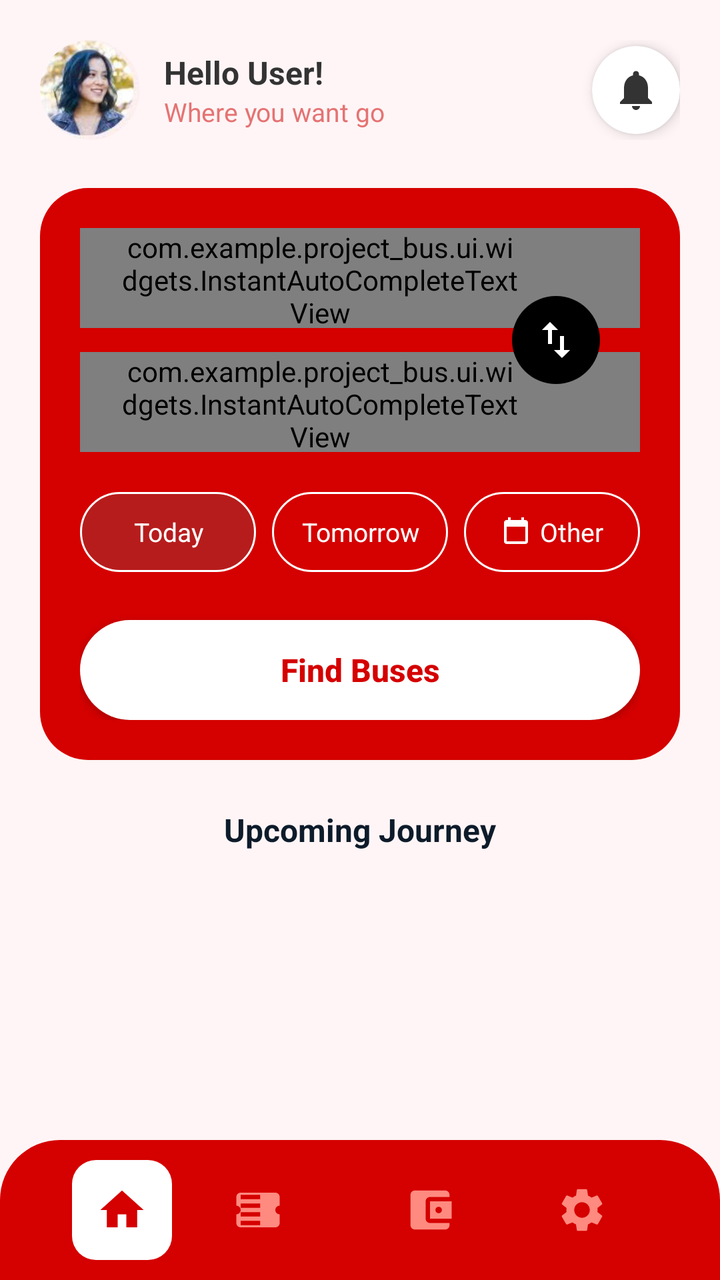
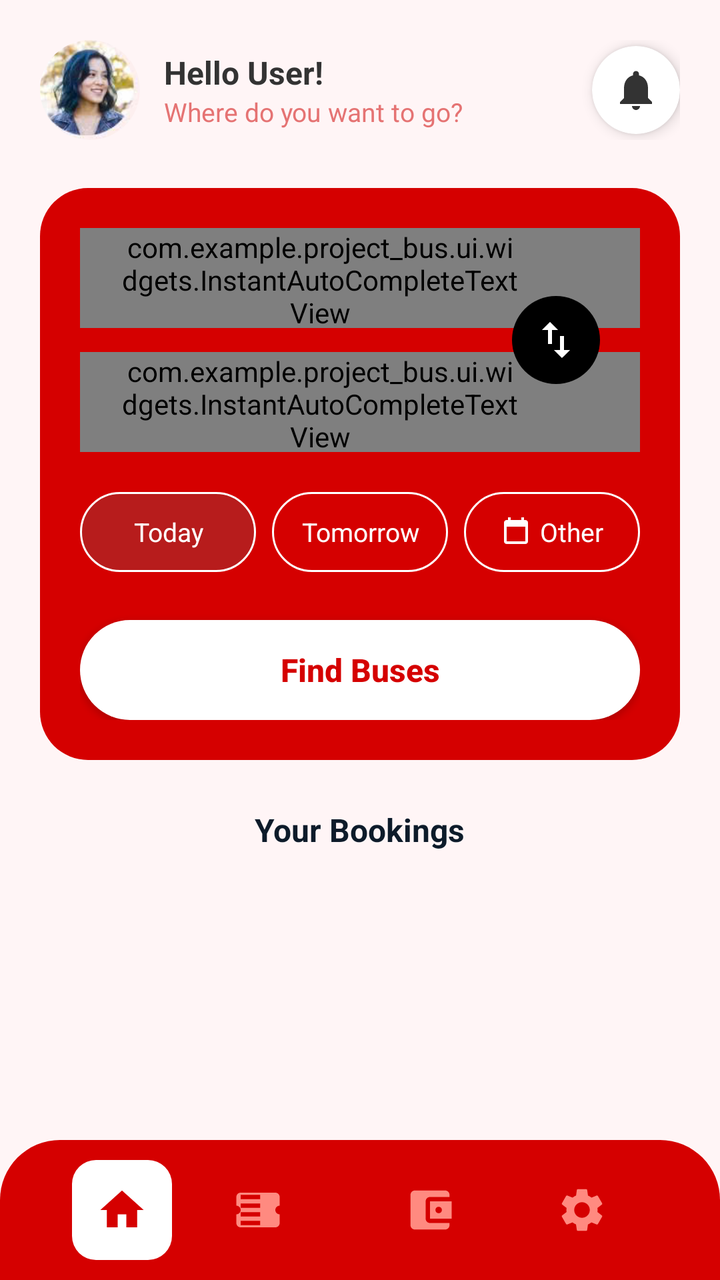

Before-and-after screenshots of an Android layout around one commit, followed by the original layout XML and the change that was made.
<!-- AndroidManifest.xml: application theme Theme.Project_Bus -->
<!-- res/layout/activity_home.xml -->
<?xml version="1.0" encoding="utf-8"?>
<RelativeLayout xmlns:android="http://schemas.android.com/apk/res/android"
    xmlns:app="http://schemas.android.com/apk/res-auto"
    xmlns:tools="http://schemas.android.com/tools"
    android:id="@+id/main"
    android:layout_width="match_parent"
    android:layout_height="match_parent"
    android:background="#FFF5F6">

    <ScrollView
        android:layout_width="match_parent"
        android:layout_height="match_parent"
        android:layout_above="@+id/bottomNav"
        android:fillViewport="true">

        <LinearLayout
            android:layout_width="match_parent"
            android:layout_height="wrap_content"
            android:orientation="vertical"
            android:padding="20dp">

            <LinearLayout
                android:layout_width="match_parent"
                android:layout_height="wrap_content"
                android:layout_marginBottom="24dp"
                android:gravity="center_vertical"
                android:orientation="horizontal">

                <androidx.cardview.widget.CardView
                    android:layout_width="50dp"
                    android:layout_height="50dp"
                    app:cardCornerRadius="25dp"
                    app:cardElevation="0dp">
                    <ImageView
                        android:layout_width="match_parent"
                        android:layout_height="match_parent"
                        android:scaleType="centerCrop"
                        android:src="@drawable/user_avatar" />
                </androidx.cardview.widget.CardView>

                <LinearLayout
                    android:layout_width="0dp"
                    android:layout_height="wrap_content"
                    android:layout_marginStart="12dp"
                    android:layout_weight="1"
                    android:orientation="vertical">
                    <TextView
                        android:id="@+id/tvUserName"
                        android:layout_width="wrap_content"
                        android:layout_height="wrap_content"
                        android:text="Hello User!"
                        android:textColor="#333"
                        android:textSize="16sp"
                        android:textStyle="bold" />
                    <TextView
                        android:layout_width="wrap_content"
                        android:layout_height="wrap_content"
                        android:text="Where you want go"
                        android:textColor="#E57373"
                        android:textSize="13sp" />
                </LinearLayout>

                <androidx.cardview.widget.CardView
                    android:layout_width="44dp"
                    android:layout_height="44dp"
                    app:cardCornerRadius="22dp"
                    app:cardElevation="4dp"
                    app:cardBackgroundColor="#FFFFFF">
                    
                    <ImageView
                        android:layout_width="24dp"
                        android:layout_height="24dp"
                        android:layout_gravity="center"
                        android:src="@drawable/ic_notification"
                        app:tint="#333333" />
                </androidx.cardview.widget.CardView>
            </LinearLayout>

            <androidx.constraintlayout.widget.ConstraintLayout
                android:layout_width="match_parent"
                android:layout_height="wrap_content"
                android:background="@drawable/bg_home_card"
                android:padding="20dp">

                <com.example.project_bus.ui.widgets.InstantAutoCompleteTextView
                    android:id="@+id/etFrom"
                    android:layout_width="match_parent"
                    android:layout_height="50dp"
                    android:background="@drawable/bg_input_white"
                    android:hint="Boarding From"
                    android:paddingStart="20dp"
                    android:paddingEnd="60dp"
                    android:textSize="14sp"
                    android:inputType="textCapSentences"
                    app:layout_constraintTop_toTopOf="parent"
                    app:layout_constraintStart_toStartOf="parent" />

                <com.example.project_bus.ui.widgets.InstantAutoCompleteTextView
                    android:id="@+id/etTo"
                    android:layout_width="match_parent"
                    android:layout_height="50dp"
                    android:layout_marginTop="12dp"
                    android:background="@drawable/bg_input_white"
                    android:hint="Where are you going?"
                    android:paddingStart="20dp"
                    android:paddingEnd="60dp"
                    android:textSize="14sp"
                    android:inputType="textCapSentences"
                    app:layout_constraintTop_toBottomOf="@id/etFrom"
                    app:layout_constraintStart_toStartOf="parent" />

                <ImageButton
                    android:id="@+id/btnSwap"
                    android:layout_width="44dp"
                    android:layout_height="44dp"
                    android:background="@drawable/bg_swap_circle"
                    android:src="@drawable/ic_swap_vertical"
                    android:padding="10dp"
                    android:elevation="10dp"
                    android:outlineProvider="none"
                    app:tint="#FFFFFF"
                    
                    app:layout_constraintTop_toBottomOf="@id/etFrom"
                    app:layout_constraintBottom_toTopOf="@id/etTo"
                    app:layout_constraintEnd_toEndOf="@id/etFrom"
                    
                    android:layout_marginEnd="20dp" />

                <LinearLayout
                    android:id="@+id/rowDate"
                    android:layout_width="match_parent"
                    android:layout_height="wrap_content"
                    android:orientation="horizontal"
                    android:layout_marginTop="20dp"
                    app:layout_constraintTop_toBottomOf="@id/etTo">

                    <TextView
                        android:id="@+id/btnToday"
                        android:layout_width="0dp"
                        android:layout_weight="1"
                        android:layout_height="40dp"
                        android:background="@drawable/bg_date_btn_selected"
                        android:gravity="center"
                        android:text="Today"
                        android:textColor="#FFF"
                        android:textSize="13sp"
                        android:layout_marginEnd="8dp"/>

                    <TextView
                        android:id="@+id/btnTomorrow"
                        android:layout_width="0dp"
                        android:layout_weight="1"
                        android:layout_height="40dp"
                        android:background="@drawable/bg_date_btn_unselected"
                        android:gravity="center"
                        android:text="Tomorrow"
                        android:textColor="#FFF"
                        android:textSize="13sp"
                        android:layout_marginEnd="8dp"/>

                    <LinearLayout
                        android:id="@+id/btnOtherDate"
                        android:layout_width="0dp"
                        android:layout_weight="1"
                        android:layout_height="40dp"
                        android:background="@drawable/bg_date_btn_unselected"
                        android:gravity="center"
                        android:orientation="horizontal">
                        <ImageView
                            android:layout_width="16dp"
                            android:layout_height="16dp"
                            android:src="@drawable/ic_calendar"
                            app:tint="#FFF"/>
                        <TextView
                            android:id="@+id/tvOtherDateText"
                            android:layout_width="wrap_content"
                            android:layout_height="wrap_content"
                            android:text="Other"
                            android:layout_marginStart="4dp"
                            android:textColor="#FFF"
                            android:textSize="13sp"/>
                    </LinearLayout>
                </LinearLayout>

                <androidx.appcompat.widget.AppCompatButton
                    android:id="@+id/btnSearch"
                    android:layout_width="match_parent"
                    android:layout_height="50dp"
                    android:layout_marginTop="24dp"
                    android:background="@drawable/bg_btn_find_bus"
                    android:text="Find Buses"
                    android:textAllCaps="false"
                    android:textColor="#D50000"
                    android:textStyle="bold"
                    android:textSize="16sp"
                    app:layout_constraintTop_toBottomOf="@id/rowDate"/>
            </androidx.constraintlayout.widget.ConstraintLayout>

            <TextView
                android:layout_width="wrap_content"
                android:layout_height="wrap_content"
                android:layout_gravity="center"
                android:layout_marginTop="24dp"
                android:layout_marginBottom="16dp"
                android:text="Upcoming Journey"
                android:textColor="#0D1B2A"
                android:textSize="16sp"
                android:textStyle="bold" />

            <androidx.recyclerview.widget.RecyclerView
                android:id="@+id/rvBookings"
                android:layout_width="match_parent"
                android:layout_height="wrap_content"
                android:nestedScrollingEnabled="false"
                tools:listitem="@layout/item_booking"/>

            <TextView
                android:id="@+id/tvNoUpcoming"
                android:layout_width="match_parent"
                android:layout_height="wrap_content"
                android:text="No upcoming journeys booked."
                android:gravity="center"
                android:visibility="gone"
                android:textColor="#777"
                android:padding="20dp"/>

        </LinearLayout>
    </ScrollView>

    <LinearLayout
        android:id="@+id/bottomNav"
        android:layout_width="match_parent"
        android:layout_height="70dp"
        android:layout_alignParentBottom="true"
        android:background="@drawable/bg_bottom_nav"
        android:gravity="center"
        android:orientation="horizontal">
        <FrameLayout android:layout_width="50dp" android:layout_height="50dp" android:background="@drawable/bg_input_white">
            <ImageView android:layout_width="26dp" android:layout_height="26dp" android:layout_gravity="center" android:src="@drawable/ic_home" app:tint="#D50000" />
        </FrameLayout>
        <ImageView android:id="@+id/navTicket" android:layout_width="26dp" android:layout_height="26dp" android:layout_marginHorizontal="30dp" android:src="@drawable/ic_ticket" app:tint="#FF8A80" />
        <ImageView android:id="@+id/navWallet" android:layout_width="26dp" android:layout_height="26dp" android:layout_marginHorizontal="30dp" android:src="@drawable/ic_wallet" app:tint="#FF8A80" />
        <ImageView android:id="@+id/navSettings" android:layout_width="26dp" android:layout_height="26dp" android:layout_marginHorizontal="20dp" android:src="@drawable/ic_settings" app:tint="#FF8A80" />
    </LinearLayout>
</RelativeLayout>
<!-- res/layout/item_booking.xml (included above) -->
<?xml version="1.0" encoding="utf-8"?>
<androidx.cardview.widget.CardView xmlns:android="http://schemas.android.com/apk/res/android"
    android:layout_width="match_parent"
    android:layout_height="wrap_content"
    android:layout_marginBottom="16dp"
    android:layout_marginHorizontal="4dp"
    xmlns:app="http://schemas.android.com/apk/res-auto"
    app:cardCornerRadius="16dp"
    app:cardElevation="4dp"
    app:cardBackgroundColor="@color/white">

    <LinearLayout
        android:layout_width="match_parent"
        android:layout_height="wrap_content"
        android:orientation="horizontal"
        android:gravity="center_vertical">

        <TextView
            android:id="@+id/tvIndex"
            android:layout_width="50dp"
            android:layout_height="match_parent"
            android:background="@drawable/bg_booking_item_left"
            android:gravity="center"
            android:text="1"
            android:textColor="#FFF"
            android:textSize="24sp"
            android:textStyle="bold"
            android:minHeight="90dp"/>

        <LinearLayout
            android:layout_width="0dp"
            android:layout_height="wrap_content"
            android:layout_weight="1"
            android:orientation="vertical"
            android:paddingHorizontal="16dp"
            android:paddingVertical="12dp">

            <TextView
                android:layout_width="wrap_content"
                android:layout_height="wrap_content"
                android:text="Bus terminal 1"
                android:textColor="#000"
                android:textStyle="bold"
                android:textSize="14sp"
                android:layout_marginBottom="6dp"/>

            <TextView
                android:id="@+id/tvFrom"
                android:layout_width="wrap_content"
                android:layout_height="wrap_content"
                android:text="From: Kelaniya"
                android:textColor="#555"
                android:textSize="12sp" />

            <TextView
                android:id="@+id/tvTo"
                android:layout_width="wrap_content"
                android:layout_height="wrap_content"
                android:layout_marginTop="2dp"
                android:text="To: Colombo"
                android:textColor="#555"
                android:textSize="12sp" />
        </LinearLayout>

        <LinearLayout
            android:layout_width="120dp"
            android:layout_height="match_parent"
            android:background="@drawable/bg_booking_item_right"
            android:gravity="center"
            android:orientation="vertical"
            android:paddingVertical="10dp"
            android:paddingHorizontal="8dp">

            <TextView
                android:layout_width="wrap_content"
                android:layout_height="wrap_content"
                android:text="departure time"
                android:textColor="#AAAAAA"
                android:textSize="10sp" 
                android:textAllCaps="false"/>

            <TextView
                android:id="@+id/tvTime"
                android:layout_width="wrap_content"
                android:layout_height="wrap_content"
                android:text="9 AM , Sun"
                android:textColor="#FFFFFF"
                android:textSize="16sp"
                android:textStyle="bold"
                android:layout_marginTop="4dp"/>

            <TextView
                android:id="@+id/tvDate"
                android:layout_width="wrap_content"
                android:layout_height="wrap_content"
                android:text="2024.12.08"
                android:textColor="#FFFFFF"
                android:textSize="13sp"
                android:textStyle="bold"
                android:layout_marginTop="2dp"/>
        </LinearLayout>
    </LinearLayout>
</androidx.cardview.widget.CardView>
<!-- resources referenced by this layout -->
<resources>
  <color name="white">#FFFFFFFF</color>
  <!-- drawable bg_booking_item_left (drawable) -->
  <?xml version="1.0" encoding="utf-8"?>
  <shape xmlns:android="http://schemas.android.com/apk/res/android">
      <solid android:color="#FF9800" />
      <corners 
          android:topLeftRadius="16dp" 
          android:bottomLeftRadius="16dp"
          android:topRightRadius="0dp"
          android:bottomRightRadius="0dp"/>
  </shape>
  <!-- drawable bg_booking_item_right (drawable) -->
  <?xml version="1.0" encoding="utf-8"?>
  <shape xmlns:android="http://schemas.android.com/apk/res/android">
      <solid android:color="#111111" />
      <corners 
          android:topRightRadius="16dp" 
          android:bottomRightRadius="16dp" 
          android:topLeftRadius="30dp"
          android:bottomLeftRadius="30dp"/>
  </shape>
  <!-- drawable bg_bottom_nav (drawable) -->
  <?xml version="1.0" encoding="utf-8"?>
  <shape xmlns:android="http://schemas.android.com/apk/res/android">
      <solid android:color="@color/brand_red"/>
      <corners android:topLeftRadius="30dp" android:topRightRadius="30dp"/>
  </shape>
  <!-- drawable bg_btn_find_bus (drawable) -->
  <?xml version="1.0" encoding="utf-8"?>
  <shape xmlns:android="http://schemas.android.com/apk/res/android">
      <solid android:color="#FFFFFF" />
      <corners android:radius="25dp" />
  </shape>
  <!-- drawable bg_date_btn_selected (drawable) -->
  <?xml version="1.0" encoding="utf-8"?>
  <shape xmlns:android="http://schemas.android.com/apk/res/android">
      <solid android:color="#B71C1C" />
      <stroke android:width="1dp" android:color="#FFFFFF"/>
      <corners android:radius="20dp" />
  </shape>
  <!-- drawable bg_date_btn_unselected (drawable) -->
  <?xml version="1.0" encoding="utf-8"?>
  <shape xmlns:android="http://schemas.android.com/apk/res/android">
      <solid android:color="#D50000" />
      <stroke android:width="1dp" android:color="#FFFFFF"/>
      <corners android:radius="20dp" />
  </shape>
  <!-- drawable bg_home_card (drawable) -->
  <?xml version="1.0" encoding="utf-8"?>
  <shape xmlns:android="http://schemas.android.com/apk/res/android">
      <solid android:color="#D50000" /> <corners android:radius="24dp" />
  </shape>
  <!-- drawable bg_input_white (drawable) -->
  <?xml version="1.0" encoding="utf-8"?>
  <shape xmlns:android="http://schemas.android.com/apk/res/android">
      <solid android:color="#FFFFFF" />
      <corners android:radius="12dp" />
  </shape>
  <!-- drawable bg_swap_circle (drawable) -->
  <?xml version="1.0" encoding="utf-8"?>
  <shape xmlns:android="http://schemas.android.com/apk/res/android" android:shape="oval">
      <solid android:color="#000000" /> </shape>
  <!-- drawable ic_calendar (drawable) -->
  <vector xmlns:android="http://schemas.android.com/apk/res/android"
      android:width="24dp"
      android:height="24dp"
      android:viewportWidth="24"
      android:viewportHeight="24">
      <path
          android:fillColor="#FFFFFF"
          android:pathData="M19,3h-1V1h-2v2H8V1H6v2H5C3.89,3 3,3.9 3,5v14c0,1.1 0.89,2 2,2h14c1.1,0 2,-0.9 2,-2V5C21,3.9 20.11,3 19,3zM19,19H5V8h14V19z"/>
  </vector>
  <!-- drawable ic_home (drawable) -->
  <vector xmlns:android="http://schemas.android.com/apk/res/android"
      android:width="24dp"
      android:height="24dp"
      android:viewportWidth="24"
      android:viewportHeight="24">
      <path
          android:fillColor="#FF000000"
          android:pathData="M10,20v-6h4v6h5v-8h3L12,3 2,12h3v8z"/>
  </vector>
  <!-- drawable ic_swap_vertical (drawable) -->
  <vector xmlns:android="http://schemas.android.com/apk/res/android"
      android:width="24dp"
      android:height="24dp"
      android:viewportWidth="24"
      android:viewportHeight="24">
      <path
          android:fillColor="#FFFFFF"
          android:pathData="M16,17.01V10h-2v7.01h-3L15,21l4,-3.99h-3zM9,3L5,6.99h3V14h2V6.99h3L9,3z"/>
  </vector>
  <style name="Theme.Project_Bus" parent="Base.Theme.Project_Bus" />
  <color name="brand_red">#D50000</color>
  <style name="Base.Theme.Project_Bus" parent="Theme.Material3.DayNight.NoActionBar">
          
          
      </style>
  <!-- unchanged entries left out for length: 5 -->
</resources>

<!-- the commit's change to res/layout/activity_home.xml (unified diff, before → after) -->
@@ -45,7 +45,7 @@
                     android:layout_weight="1"
                     android:orientation="vertical">
                     <TextView
-                        android:id="@+id/tvUserName"
+                        android:id="@+id/tvHomeUserName"
                         android:layout_width="wrap_content"
                         android:layout_height="wrap_content"
                         android:text="Hello User!"
@@ -55,7 +55,7 @@
                     <TextView
                         android:layout_width="wrap_content"
                         android:layout_height="wrap_content"
-                        android:text="Where you want go"
+                        android:text="Where do you want to go?"
                         android:textColor="#E57373"
                         android:textSize="13sp" />
                 </LinearLayout>
@@ -66,7 +66,6 @@
                     app:cardCornerRadius="22dp"
                     app:cardElevation="4dp"
                     app:cardBackgroundColor="#FFFFFF">
-                    
                     <ImageView
                         android:layout_width="24dp"
                         android:layout_height="24dp"
@@ -83,7 +82,7 @@
                 android:padding="20dp">
 
                 <com.example.project_bus.ui.widgets.InstantAutoCompleteTextView
-                    android:id="@+id/etFrom"
+                    android:id="@+id/actvHomeOrigin"
                     android:layout_width="match_parent"
                     android:layout_height="50dp"
                     android:background="@drawable/bg_input_white"
@@ -96,7 +95,7 @@
                     app:layout_constraintStart_toStartOf="parent" />
 
                 <com.example.project_bus.ui.widgets.InstantAutoCompleteTextView
-                    android:id="@+id/etTo"
+                    android:id="@+id/actvHomeDestination"
                     android:layout_width="match_parent"
                     android:layout_height="50dp"
                     android:layout_marginTop="12dp"
@@ -106,11 +105,11 @@
                     android:paddingEnd="60dp"
                     android:textSize="14sp"
                     android:inputType="textCapSentences"
-                    app:layout_constraintTop_toBottomOf="@id/etFrom"
+                    app:layout_constraintTop_toBottomOf="@id/actvHomeOrigin"
                     app:layout_constraintStart_toStartOf="parent" />
 
                 <ImageButton
-                    android:id="@+id/btnSwap"
+                    android:id="@+id/btnHomeSwapLocations"
                     android:layout_width="44dp"
                     android:layout_height="44dp"
                     android:background="@drawable/bg_swap_circle"
@@ -119,23 +118,21 @@
                     android:elevation="10dp"
                     android:outlineProvider="none"
                     app:tint="#FFFFFF"
-                    
-                    app:layout_constraintTop_toBottomOf="@id/etFrom"
-                    app:layout_constraintBottom_toTopOf="@id/etTo"
-                    app:layout_constraintEnd_toEndOf="@id/etFrom"
-                    
+                    app:layout_constraintTop_toBottomOf="@id/actvHomeOrigin"
+                    app:layout_constraintBottom_toTopOf="@id/actvHomeDestination"
+                    app:layout_constraintEnd_toEndOf="@id/actvHomeOrigin"
                     android:layout_marginEnd="20dp" />
 
                 <LinearLayout
-                    android:id="@+id/rowDate"
+                    android:id="@+id/rowDateSelection"
                     android:layout_width="match_parent"
                     android:layout_height="wrap_content"
                     android:orientation="horizontal"
                     android:layout_marginTop="20dp"
-                    app:layout_constraintTop_toBottomOf="@id/etTo">
+                    app:layout_constraintTop_toBottomOf="@id/actvHomeDestination">
 
                     <TextView
-                        android:id="@+id/btnToday"
+                        android:id="@+id/btnHomeDateToday"
                         android:layout_width="0dp"
                         android:layout_weight="1"
                         android:layout_height="40dp"
@@ -147,7 +144,7 @@
                         android:layout_marginEnd="8dp"/>
 
                     <TextView
-                        android:id="@+id/btnTomorrow"
+                        android:id="@+id/btnHomeDateTomorrow"
                         android:layout_width="0dp"
                         android:layout_weight="1"
                         android:layout_height="40dp"
@@ -159,7 +156,7 @@
                         android:layout_marginEnd="8dp"/>
 
                     <LinearLayout
-                        android:id="@+id/btnOtherDate"
+                        android:id="@+id/btnHomeDateOther"
                         android:layout_width="0dp"
                         android:layout_weight="1"
                         android:layout_height="40dp"
@@ -172,7 +169,7 @@
                             android:src="@drawable/ic_calendar"
                             app:tint="#FFF"/>
                         <TextView
-                            android:id="@+id/tvOtherDateText"
+                            android:id="@+id/tvHomeDateOtherText"
                             android:layout_width="wrap_content"
                             android:layout_height="wrap_content"
                             android:text="Other"
@@ -183,7 +180,7 @@
                 </LinearLayout>
 
                 <androidx.appcompat.widget.AppCompatButton
-                    android:id="@+id/btnSearch"
+                    android:id="@+id/btnHomeFindBus"
                     android:layout_width="match_parent"
                     android:layout_height="50dp"
                     android:layout_marginTop="24dp"
@@ -193,7 +190,8 @@
                     android:textColor="#D50000"
                     android:textStyle="bold"
                     android:textSize="16sp"
-                    app:layout_constraintTop_toBottomOf="@id/rowDate"/>
+                    app:layout_constraintTop_toBottomOf="@id/rowDateSelection"/>
+
             </androidx.constraintlayout.widget.ConstraintLayout>
 
             <TextView
@@ -202,20 +200,20 @@
                 android:layout_gravity="center"
                 android:layout_marginTop="24dp"
                 android:layout_marginBottom="16dp"
-                android:text="Upcoming Journey"
+                android:text="Your Bookings"
                 android:textColor="#0D1B2A"
                 android:textSize="16sp"
                 android:textStyle="bold" />
 
             <androidx.recyclerview.widget.RecyclerView
-                android:id="@+id/rvBookings"
+                android:id="@+id/rvHomeBookingHistory"
                 android:layout_width="match_parent"
                 android:layout_height="wrap_content"
                 android:nestedScrollingEnabled="false"
                 tools:listitem="@layout/item_booking"/>
 
             <TextView
-                android:id="@+id/tvNoUpcoming"
+                android:id="@+id/tvHomeNoHistory"
                 android:layout_width="match_parent"
                 android:layout_height="wrap_content"
                 android:text="No upcoming journeys booked."
@@ -235,12 +233,42 @@
         android:background="@drawable/bg_bottom_nav"
         android:gravity="center"
         android:orientation="horizontal">
-        <FrameLayout android:layout_width="50dp" android:layout_height="50dp" android:background="@drawable/bg_input_white">
-            <ImageView android:layout_width="26dp" android:layout_height="26dp" android:layout_gravity="center" android:src="@drawable/ic_home" app:tint="#D50000" />
+
+        <FrameLayout
+            android:layout_width="50dp"
+            android:layout_height="50dp"
+            android:background="@drawable/bg_input_white">
+            <ImageView
+                android:layout_width="26dp"
+                android:layout_height="26dp"
+                android:layout_gravity="center"
+                android:src="@drawable/ic_home"
+                app:tint="#D50000" />
         </FrameLayout>
-        <ImageView android:id="@+id/navTicket" android:layout_width="26dp" android:layout_height="26dp" android:layout_marginHorizontal="30dp" android:src="@drawable/ic_ticket" app:tint="#FF8A80" />
-        <ImageView android:id="@+id/navWallet" android:layout_width="26dp" android:layout_height="26dp" android:layout_marginHorizontal="30dp" android:src="@drawable/ic_wallet" app:tint="#FF8A80" />
-        <ImageView android:id="@+id/navSettings" android:layout_width="26dp" android:layout_height="26dp" android:layout_marginHorizontal="20dp" android:src="@drawable/ic_settings" app:tint="#FF8A80" />
+
+        <ImageView
+            android:id="@+id/navTicket"
+            android:layout_width="26dp"
+            android:layout_height="26dp"
+            android:layout_marginHorizontal="30dp"
+            android:src="@drawable/ic_ticket"
+            app:tint="#FF8A80" />
+
+        <ImageView
+            android:id="@+id/navWallet"
+            android:layout_width="26dp"
+            android:layout_height="26dp"
+            android:layout_marginHorizontal="30dp"
+            android:src="@drawable/ic_wallet"
+            app:tint="#FF8A80" />
+
+        <ImageView
+            android:id="@+id/navSettings"
+            android:layout_width="26dp"
+            android:layout_height="26dp"
+            android:layout_marginHorizontal="20dp"
+            android:src="@drawable/ic_settings"
+            app:tint="#FF8A80" />
     </LinearLayout>
 </RelativeLayout>
 <!-- res/layout/item_booking.xml (included above) -->
@@ -262,7 +290,7 @@
         android:gravity="center_vertical">
 
         <TextView
-            android:id="@+id/tvIndex"
+            android:id="@+id/tvHistoryIndex"
             android:layout_width="50dp"
             android:layout_height="match_parent"
             android:background="@drawable/bg_booking_item_left"
@@ -284,14 +312,14 @@
             <TextView
                 android:layout_width="wrap_content"
                 android:layout_height="wrap_content"
-                android:text="Bus terminal 1"
+                android:text="Bus Route"
                 android:textColor="#000"
                 android:textStyle="bold"
                 android:textSize="14sp"
                 android:layout_marginBottom="6dp"/>
 
             <TextView
-                android:id="@+id/tvFrom"
+                android:id="@+id/tvHistoryOrigin"
                 android:layout_width="wrap_content"
                 android:layout_height="wrap_content"
                 android:text="From: Kelaniya"
@@ -299,7 +327,7 @@
                 android:textSize="12sp" />
 
             <TextView
-                android:id="@+id/tvTo"
+                android:id="@+id/tvHistoryDestination"
                 android:layout_width="wrap_content"
                 android:layout_height="wrap_content"
                 android:layout_marginTop="2dp"
@@ -320,29 +348,28 @@
             <TextView
                 android:layout_width="wrap_content"
                 android:layout_height="wrap_content"
-                android:text="departure time"
+                android:text="Departure"
                 android:textColor="#AAAAAA"
-                android:textSize="10sp" 
+                android:textSize="10sp"
                 android:textAllCaps="false"/>
 
             <TextView
-                android:id="@+id/tvTime"
-                android:layout_width="wrap_content"
-                android:layout_height="wrap_content"
-                android:text="9 AM , Sun"
+                android:id="@+id/tvHistoryTime"
+                android:layout_width="wrap_content"
+                android:layout_height="wrap_content"
+                android:text="9 AM"
                 android:textColor="#FFFFFF"
-                android:textSize="16sp"
+                android:textSize="14sp"
                 android:textStyle="bold"
                 android:layout_marginTop="4dp"/>
 
             <TextView
-                android:id="@+id/tvDate"
+                android:id="@+id/tvHistoryDate"
                 android:layout_width="wrap_content"
                 android:layout_height="wrap_content"
                 android:text="2024.12.08"
                 android:textColor="#FFFFFF"
-                android:textSize="13sp"
-                android:textStyle="bold"
+                android:textSize="12sp"
                 android:layout_marginTop="2dp"/>
         </LinearLayout>
     </LinearLayout>
